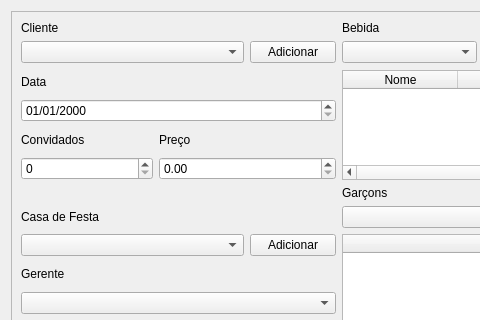
The window that GUI/festa.ui (fvendrameto/Databases-Final-Project) describes before a commit, drawn with Qt 5; both pictures show x 0 to 480 and y 0 to 320 of the 680 by 606 pixel window.
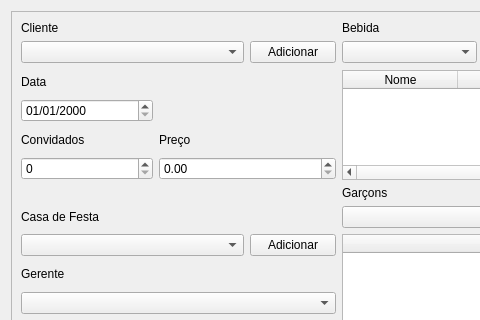
The same window after the commit.

Diff of the .ui file:
```diff
--- a/GUI/festa.ui
+++ b/GUI/festa.ui
@@ -109,13 +109,6 @@
         </column>
        </widget>
       </item>
-      <item row="3" column="0" colspan="3">
-       <widget class="QDateTimeEdit" name="data_timeEdit">
-        <property name="displayFormat">
-         <string>dd/MM/yyyy</string>
-        </property>
-       </widget>
-      </item>
       <item row="4" column="0">
        <widget class="QLabel" name="convidados_label">
         <property name="text">
@@ -293,6 +286,13 @@
         </column>
        </widget>
       </item>
+      <item row="3" column="0">
+       <widget class="QDateTimeEdit" name="data_timeEdit">
+        <property name="displayFormat">
+         <string>dd/MM/yyyy</string>
+        </property>
+       </widget>
+      </item>
      </layout>
     </widget>
    </item>
```
